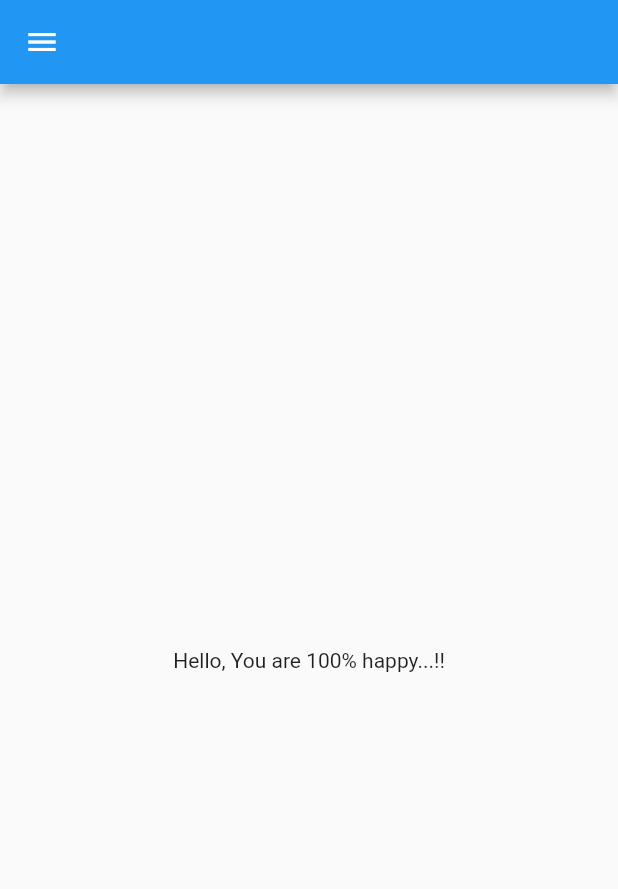
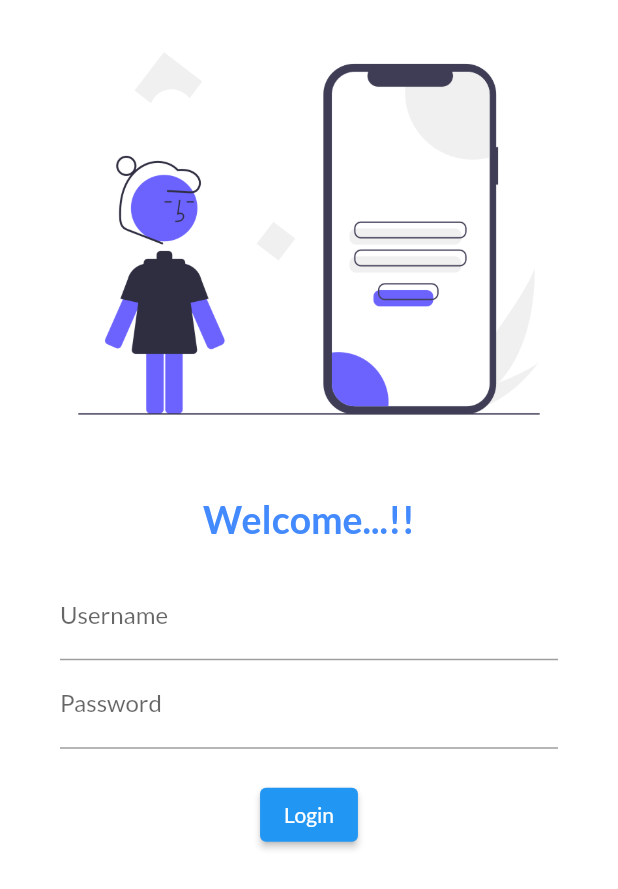
Before and after one commit to sandry92/30DaysFlutter, a Flutter app: the screen it shows after launch, on a phone screen of 412 x 824 dp. Shown: the top 889 px of the screen. Run offline on Flutter 3.47's test engine with Material 2 defaults, Android fonts, the phone set to English and light mode, and no system bars; our stand-ins replace google_fonts.

Commit message:
day4 completed

```diff
--- a/lib/main.dart
+++ b/lib/main.dart
@@ -1,5 +1,7 @@
 import 'package:flutter/material.dart';
-import 'package:hello_world/home_page.dart';
+import 'package:google_fonts/google_fonts.dart';
+import 'package:hello_world/pages/home_page.dart';
+import 'package:hello_world/pages/login_page.dart';
 
 void main() {
   runApp(MyApp());
@@ -10,6 +12,23 @@ class MyApp extends StatelessWidget {
 
   @override
   Widget build(BuildContext context) {
-    return MaterialApp(home: HomePage());
+    return MaterialApp(
+      //home: HomePage(),
+      themeMode: ThemeMode.light,
+      theme: ThemeData(
+        primarySwatch: Colors.blue,
+        fontFamily: GoogleFonts.lato().fontFamily,
+        primaryTextTheme: GoogleFonts.latoTextTheme(),
+      ),
+      darkTheme: ThemeData(
+        brightness: Brightness.dark,
+      ),
+      initialRoute: "/",
+      routes: {
+        "/": (context) => LoginPage(),
+        "/home": (context) => HomePage(),
+        "/login": (context) => LoginPage(),
+      },
+    );
   }
 }
--- /dev/null
+++ b/lib/pages/login_page.dart
@@ -0,0 +1,57 @@
+import 'dart:async';
+
+import 'package:flutter/material.dart';
+
+class LoginPage extends StatelessWidget {
+  const LoginPage({super.key});
+
+  @override
+  Widget build(BuildContext context) {
+    return Material(
+      color: Colors.white,
+      child: Column(
+        children: [
+          Image.asset(
+            "assets/images/login_image.png",
+            fit: BoxFit.cover,
+          ),
+          SizedBox(
+            height: 20,
+          ),
+          Text(
+            "Welcome...!!",
+            style: TextStyle(
+                color: Colors.blueAccent,
+                fontWeight: FontWeight.bold,
+                fontSize: 25),
+          ),
+          Padding(
+              padding: EdgeInsets.symmetric(vertical: 20, horizontal: 40),
+              child: Column(
+                children: [
+                  TextFormField(
+                    decoration: InputDecoration(
+                      hintText: "Enter Username",
+                      labelText: "Username",
+                    ),
+                  ),
+                  TextFormField(
+                    obscureText: true,
+                    decoration: InputDecoration(
+                      hintText: "Enter Password",
+                      labelText: "Password",
+                    ),
+                  ),
+                  SizedBox(
+                    height: 20,
+                  ),
+                  ElevatedButton(
+                      onPressed: () => {print("Button clicked...")},
+                      child: Text("Login"))
+                ],
+              )),
+        ],
+      ),
+    );
+  }
+}
--- a/pubspec.yaml
+++ b/pubspec.yaml
@@ -35,6 +35,7 @@ dependencies:
   # The following adds the Cupertino Icons font to your application.
   # Use with the CupertinoIcons class for iOS style icons.
   cupertino_icons: ^1.0.2
+  google_fonts: ^5.1.0
 
 dev_dependencies:
   flutter_test:
@@ -59,8 +60,8 @@ flutter:
   uses-material-design: true
 
   # To add assets to your application, add an assets section, like this:
-  # assets:
-  #   - images/a_dot_burr.jpeg
+  assets:
+    - assets/images/
   #   - images/a_dot_ham.jpeg
 
   # An image asset can refer to one or more resolution-specific "variants", see
```
Also changed, not shown: assets/images/login_image.png (added), lib/pages/home_page.dart (renamed from lib/home_page.dart), pubspec.lock, 1 other file.
